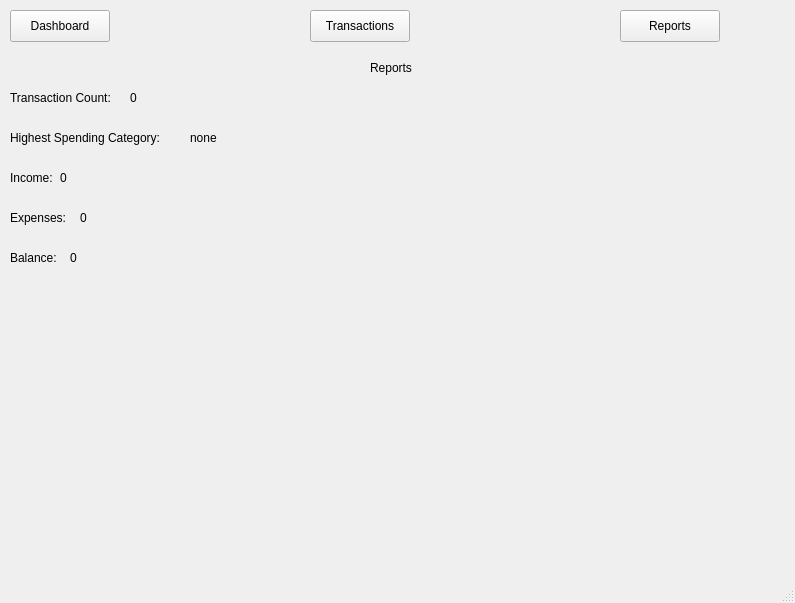
mostafaaminn/smartbudget, file mainwindow.ui: the form before one commit.
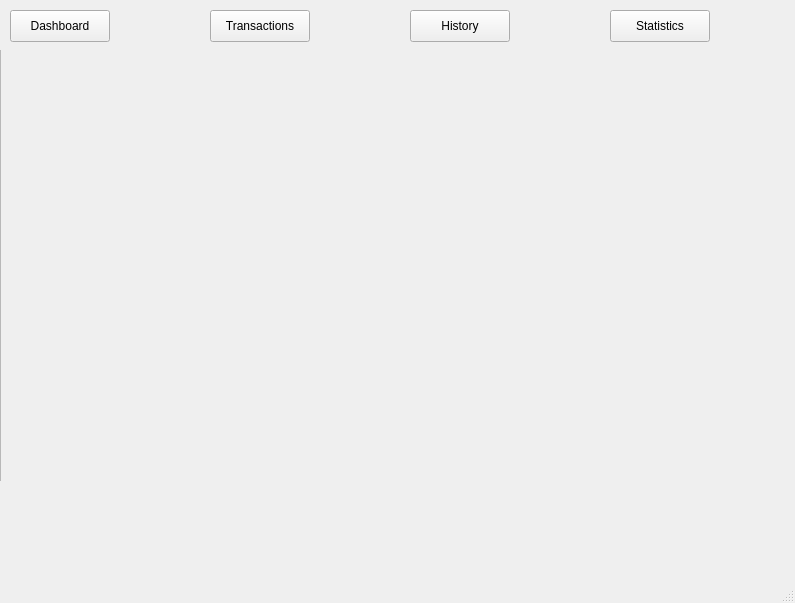
The form after the commit.

Commit message: Restructure app: replace reports with history and statistics pages, remove transaction list, improve navigation

Diff of the .ui file:
```diff
--- a/mainwindow.ui
+++ b/mainwindow.ui
@@ -30,7 +30,7 @@
    <widget class="QPushButton" name="transactionsButton">
     <property name="geometry">
      <rect>
-      <x>310</x>
+      <x>210</x>
       <y>10</y>
       <width>100</width>
       <height>32</height>
@@ -40,19 +40,6 @@
      <string>Transactions</string>
     </property>
    </widget>
-   <widget class="QPushButton" name="reportsButton">
-    <property name="geometry">
-     <rect>
-      <x>620</x>
-      <y>10</y>
-      <width>100</width>
-      <height>32</height>
-     </rect>
-    </property>
-    <property name="text">
-     <string>Reports</string>
-    </property>
-   </widget>
    <widget class="QStackedWidget" name="stackedWidget">
     <property name="geometry">
      <rect>
@@ -63,7 +50,7 @@
      </rect>
     </property>
     <property name="currentIndex">
-     <number>1</number>
+     <number>3</number>
     </property>
     <widget class="QWidget" name="dashboardPage">
      <widget class="QLabel" name="label">
@@ -158,151 +145,8 @@
       </property>
      </widget>
     </widget>
-    <widget class="QWidget" name="reportsPage">
-     <widget class="QLabel" name="label_6">
-      <property name="geometry">
-       <rect>
-        <x>370</x>
-        <y>10</y>
-        <width>58</width>
-        <height>16</height>
-       </rect>
-      </property>
-      <property name="text">
-       <string>Reports</string>
-      </property>
-     </widget>
-     <widget class="QLabel" name="label_5">
-      <property name="geometry">
-       <rect>
-        <x>10</x>
-        <y>40</y>
-        <width>121</width>
-        <height>16</height>
-       </rect>
-      </property>
-      <property name="text">
-       <string>Transaction Count:</string>
-      </property>
-     </widget>
-     <widget class="QLabel" name="label_7">
-      <property name="geometry">
-       <rect>
-        <x>10</x>
-        <y>80</y>
-        <width>181</width>
-        <height>16</height>
-       </rect>
-      </property>
-      <property name="text">
-       <string>Highest Spending Category:</string>
-      </property>
-     </widget>
-     <widget class="QLabel" name="label_8">
-      <property name="geometry">
-       <rect>
-        <x>10</x>
-        <y>120</y>
-        <width>58</width>
-        <height>16</height>
-       </rect>
-      </property>
-      <property name="text">
-       <string>Income:</string>
-      </property>
-     </widget>
-     <widget class="QLabel" name="label_9">
-      <property name="geometry">
-       <rect>
-        <x>10</x>
-        <y>160</y>
-        <width>71</width>
-        <height>16</height>
-       </rect>
-      </property>
-      <property name="text">
-       <string>Expenses:</string>
-      </property>
-     </widget>
-     <widget class="QLabel" name="label_10">
-      <property name="geometry">
-       <rect>
-        <x>10</x>
-        <y>200</y>
-        <width>58</width>
-        <height>16</height>
-       </rect>
-      </property>
-      <property name="text">
-       <string>Balance:</string>
-      </property>
-     </widget>
-     <widget class="QLabel" name="reportsCountLabel">
-      <property name="geometry">
-       <rect>
-        <x>130</x>
-        <y>40</y>
-        <width>58</width>
-        <height>16</height>
-       </rect>
-      </property>
-      <property name="text">
-       <string>0</string>
-      </property>
-     </widget>
-     <widget class="QLabel" name="reportsCategoryLabel">
-      <property name="geometry">
-       <rect>
-        <x>190</x>
-        <y>80</y>
-        <width>58</width>
-        <height>16</height>
-       </rect>
-      </property>
-      <property name="text">
-       <string>none</string>
-      </property>
-     </widget>
-     <widget class="QLabel" name="reportsIncomeLabel">
-      <property name="geometry">
-       <rect>
-        <x>60</x>
-        <y>120</y>
-        <width>58</width>
-        <height>16</height>
-       </rect>
-      </property>
-      <property name="text">
-       <string>0</string>
-      </property>
-     </widget>
-     <widget class="QLabel" name="reportsExpensesLabel">
-      <property name="geometry">
-       <rect>
-        <x>80</x>
-        <y>160</y>
-        <width>58</width>
-        <height>16</height>
-       </rect>
-      </property>
-      <property name="text">
-       <string>0</string>
-      </property>
-     </widget>
-     <widget class="QLabel" name="reportsBalanceLabel">
-      <property name="geometry">
-       <rect>
-        <x>70</x>
-        <y>200</y>
-        <width>58</width>
-        <height>16</height>
-       </rect>
-      </property>
-      <property name="text">
-       <string>0</string>
-      </property>
-     </widget>
-    </widget>
+    <widget class="QWidget" name="historyPage"/>
+    <widget class="QWidget" name="statisticsPage"/>
     <widget class="QWidget" name="transactionsPage">
      <widget class="QScrollArea" name="transactionsScrollArea">
       <property name="geometry">
@@ -329,6 +173,32 @@
      </widget>
     </widget>
    </widget>
+   <widget class="QPushButton" name="historyButton">
+    <property name="geometry">
+     <rect>
+      <x>410</x>
+      <y>10</y>
+      <width>100</width>
+      <height>32</height>
+     </rect>
+    </property>
+    <property name="text">
+     <string>History</string>
+    </property>
+   </widget>
+   <widget class="QPushButton" name="statisticsButton">
+    <property name="geometry">
+     <rect>
+      <x>610</x>
+      <y>10</y>
+      <width>100</width>
+      <height>32</height>
+     </rect>
+    </property>
+    <property name="text">
+     <string>Statistics</string>
+    </property>
+   </widget>
   </widget>
   <widget class="QMenuBar" name="menubar">
    <property name="geometry">
```
The commit also changes 14 other files.
